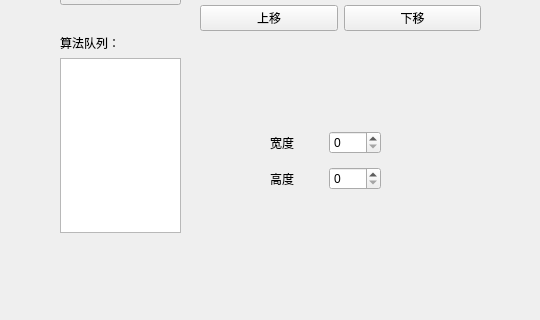
The window that ui/tabs/process_tab.ui (xiaoyuan1021/MyTool) describes before a commit, drawn with Qt 5; both pictures show x 0 to 540 and y 87 to 407 of the 540 by 496 pixel window.
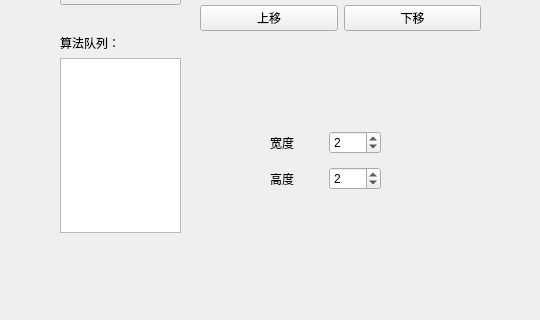
The same window after the commit. The open tabs and pages were chosen to show the change.

Commit message: 继续优化

```diff
--- a/ui/tabs/process_tab.ui
+++ b/ui/tabs/process_tab.ui
@@ -242,7 +242,14 @@
            </widget>
           </item>
           <item>
-           <widget class="QSpinBox" name="spinBox_width"/>
+            <widget class="QSpinBox" name="spinBox_width">
+             <property name="minimum">
+              <number>1</number>
+             </property>
+             <property name="value">
+              <number>2</number>
+             </property>
+            </widget>
           </item>
          </layout>
         </widget>
@@ -264,7 +271,14 @@
            </widget>
           </item>
           <item>
-           <widget class="QSpinBox" name="spinBox_height"/>
+            <widget class="QSpinBox" name="spinBox_height">
+             <property name="minimum">
+              <number>1</number>
+             </property>
+             <property name="value">
+              <number>2</number>
+             </property>
+            </widget>
           </item>
          </layout>
         </widget>
```
Left out of the diff: 12 changed lines with no effect on the pictures. Lines whose indentation alone changed are shown as unchanged. The commit also changes 2 other files.
